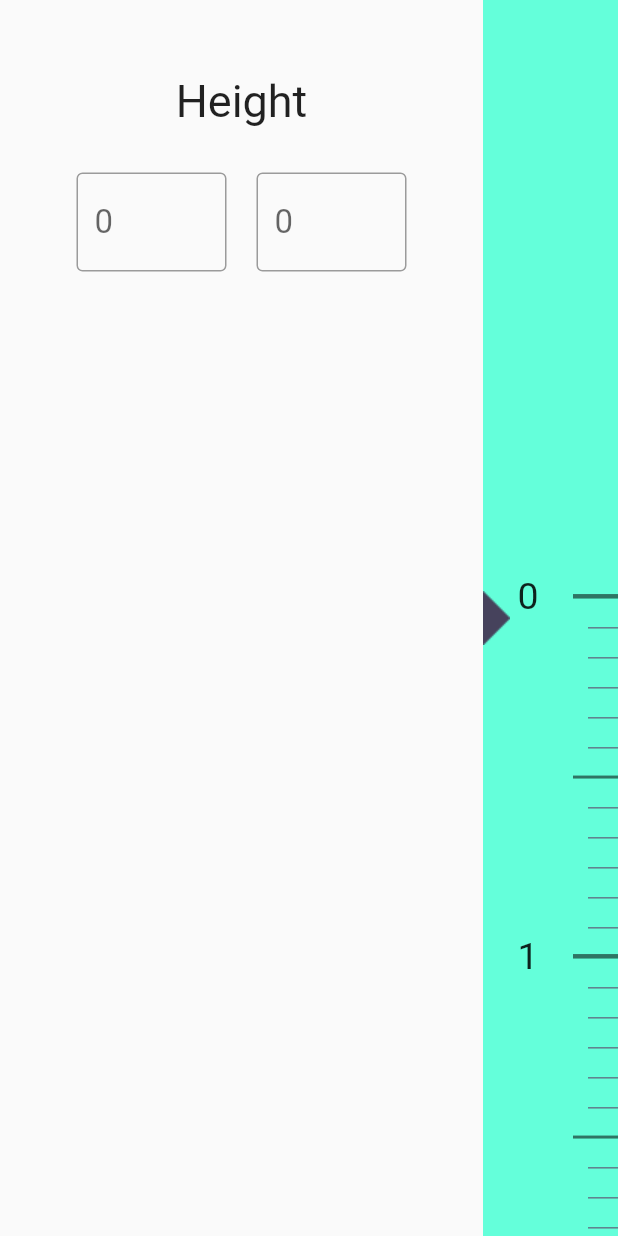
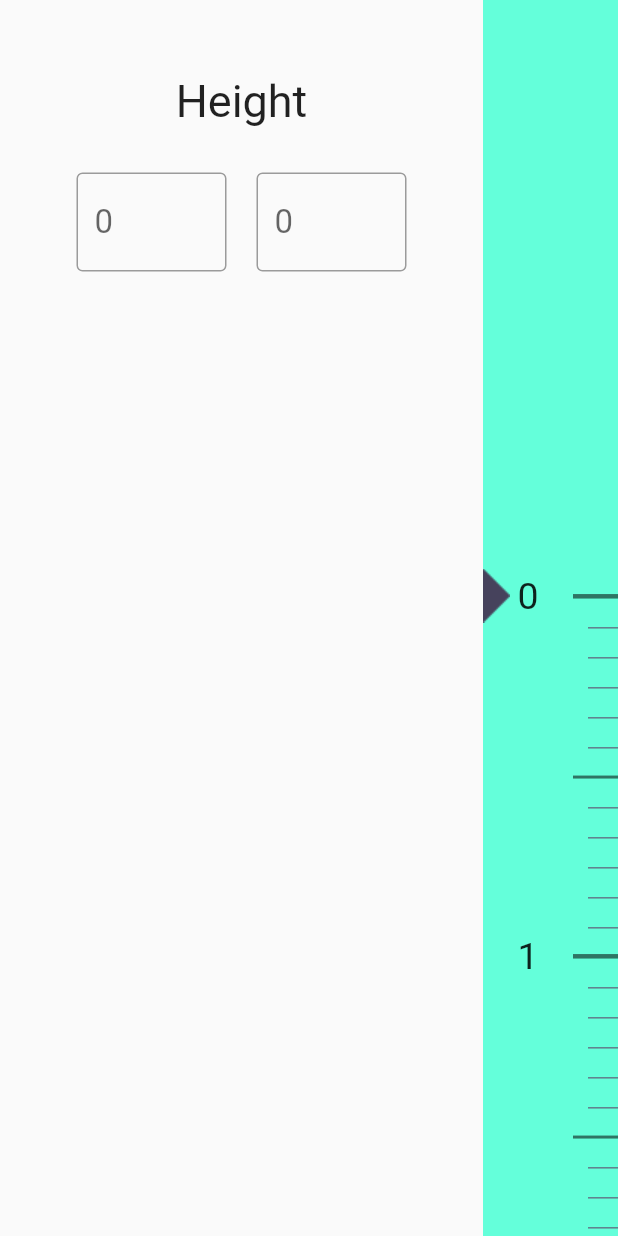
Before and after one commit to pinkeshdarji/HeightWeightScale, a Flutter app: the screen it shows after launch, on a phone screen of 412 x 824 dp. Run offline on Flutter 3.47's test engine with Material 2 defaults, Android fonts, the phone set to English and light mode, and no system bars.

Commit message:
textform to scale done.

```diff
--- a/lib/ui/height_weight_scale.dart
+++ b/lib/ui/height_weight_scale.dart
@@ -68,7 +68,7 @@ class _HeightWeightScalePageState extends State<HeightWeightScalePage> {
                               hintText: '0',
                               suffixText: 'ft',
                               border: OutlineInputBorder()),
-                          onSubmitted: _printLatestValue(),
+                          onSubmitted: _changeScale(),
                         ),
                       ),
                       SizedBox(
@@ -95,12 +95,17 @@ class _HeightWeightScalePageState extends State<HeightWeightScalePage> {
               width: 90,
               decoration: BoxDecoration(color: Colors.tealAccent[200]),
               child: Row(
+                crossAxisAlignment: CrossAxisAlignment.start,
                 children: <Widget>[
-                  RotatedBox(
-                    quarterTurns: 1,
-                    child: Image.asset(
-                      'assets/images/tooltip.png',
-                      scale: 1,
+                  Container(
+                    margin: EdgeInsets.only(
+                        top: MediaQuery.of(context).size.height * 0.46),
+                    child: RotatedBox(
+                      quarterTurns: 1,
+                      child: Image.asset(
+                        'assets/images/tooltip.png',
+                        scale: 1,
+                      ),
                     ),
                   ),
                   Expanded(
@@ -204,10 +209,14 @@ class _HeightWeightScalePageState extends State<HeightWeightScalePage> {
     inchController.text = actualInches.toString();
   }
 
-  _printLatestValue() {
-//    double moveTo = double.tryParse(feetController.text) ?? 0;
-//    _controller ??
-//        _controller.animateTo(moveTo,
-//            duration: Duration(milliseconds: 1000), curve: ElasticInCurve());
+  _changeScale() {
+    double moveToFeet = double.tryParse(feetController.text) ?? 0;
+    double moveToInch = double.tryParse(inchController.text) ?? 0;
+    double moveToPixel = moveToFeet * 240 + moveToInch * 20;
+    debugPrint('$moveToPixel');
+    if (_controller.hasClients) {
+      _controller.animateTo(moveToPixel,
+          duration: Duration(milliseconds: 1000), curve: Curves.fastOutSlowIn);
+    }
   }
 }
```
